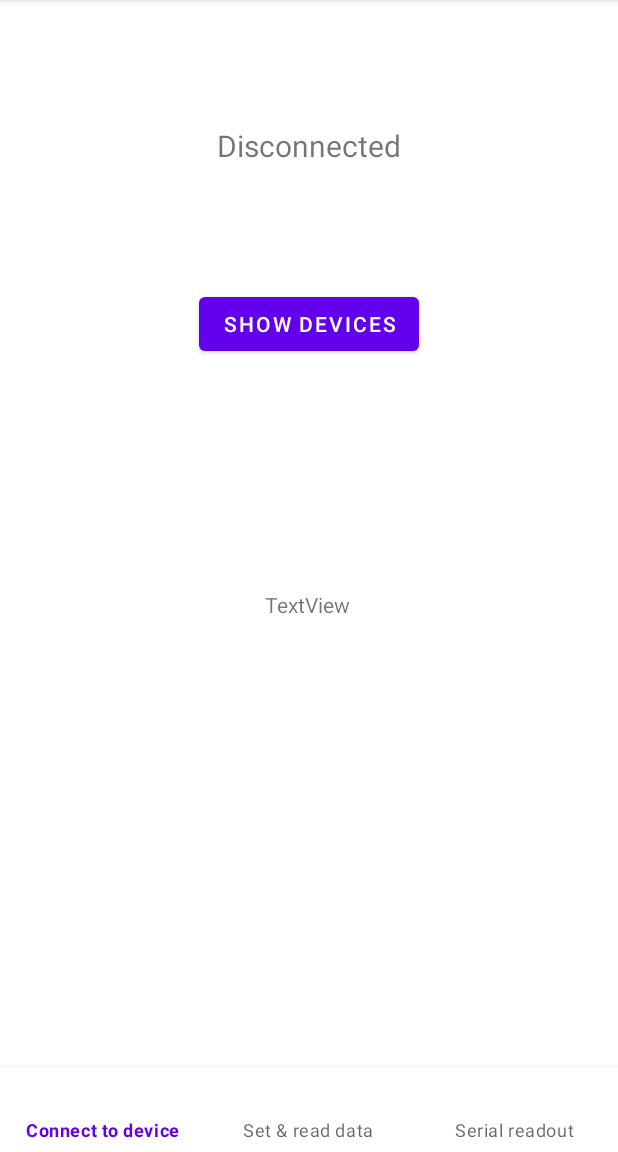
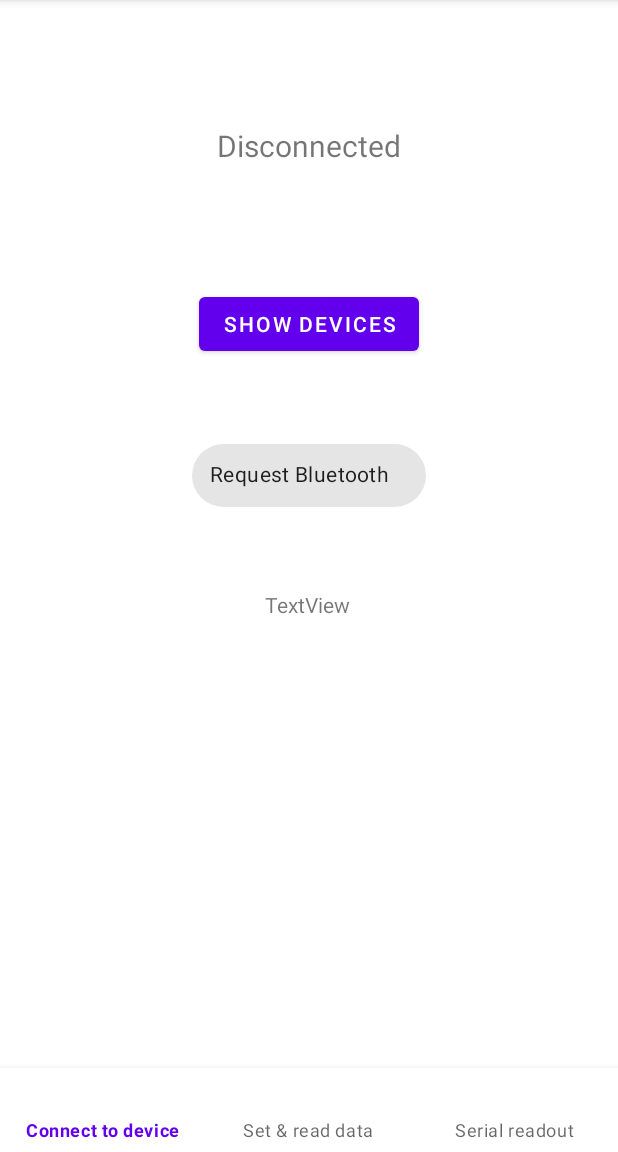
Before and after one commit to Gartosz/Lab_power_supply_project, an Android app: the screen it shows after launch (MainActivity), on a phone screen of 412 x 824 dp, the part 84-1236 px from its top. Run offline under Robolectric (Android 15) with nearby library versions, the phone set to English and light mode, and no system bars; our stand-ins replace navigation-ui; 3 statements that could not run were skipped.

Commit message:
Change visibility depending on Bluetooth state.

```diff
--- a/Android_app/app/src/main/java/com/example/lab_supply_app/fragments/ConnectionFragment.kt
+++ b/Android_app/app/src/main/java/com/example/lab_supply_app/fragments/ConnectionFragment.kt
@@ -85,6 +85,10 @@ class ConnectionFragment : Fragment() {
         bluetoothAdapter = bluetoothManager.adapter
         val stateObserver = Observer<Boolean> { newState ->
             binding.bluetooth.isChecked = newState
+            if (!newState)
+                binding.bluetooth.visibility = View.VISIBLE
+            else
+                binding.bluetooth.visibility = View.INVISIBLE
         }
         connectionViewModel.bluetoothState.value = bluetoothAdapter.isEnabled
         connectionViewModel.bluetoothState.observe(viewLifecycleOwner, stateObserver)
```
